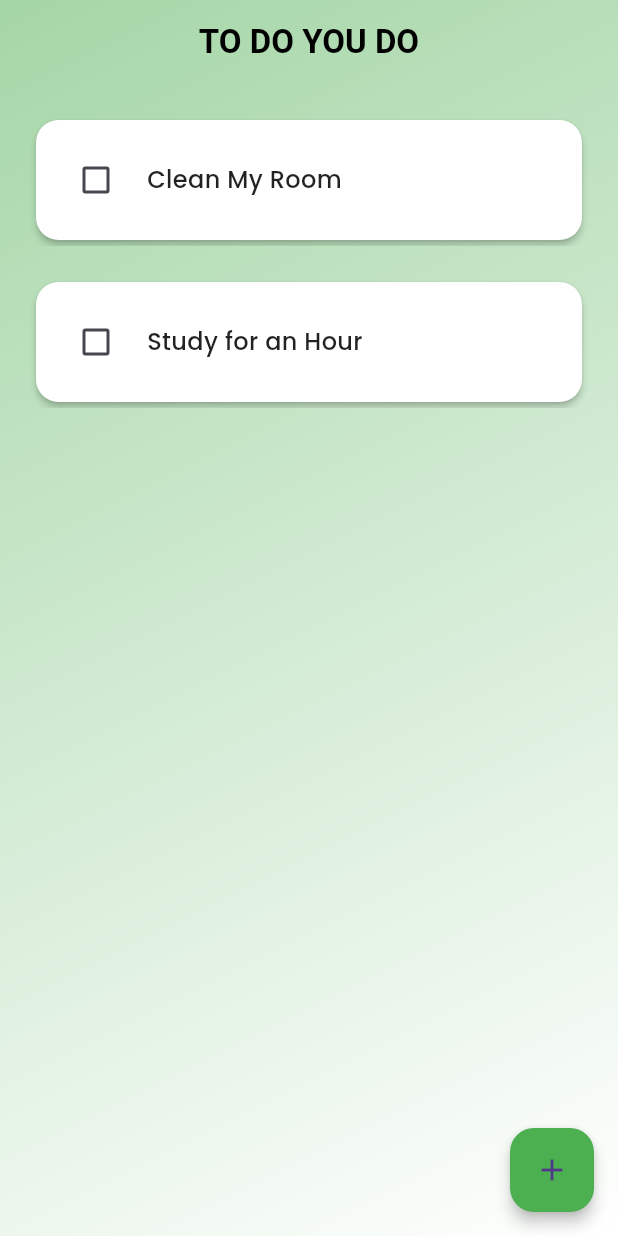
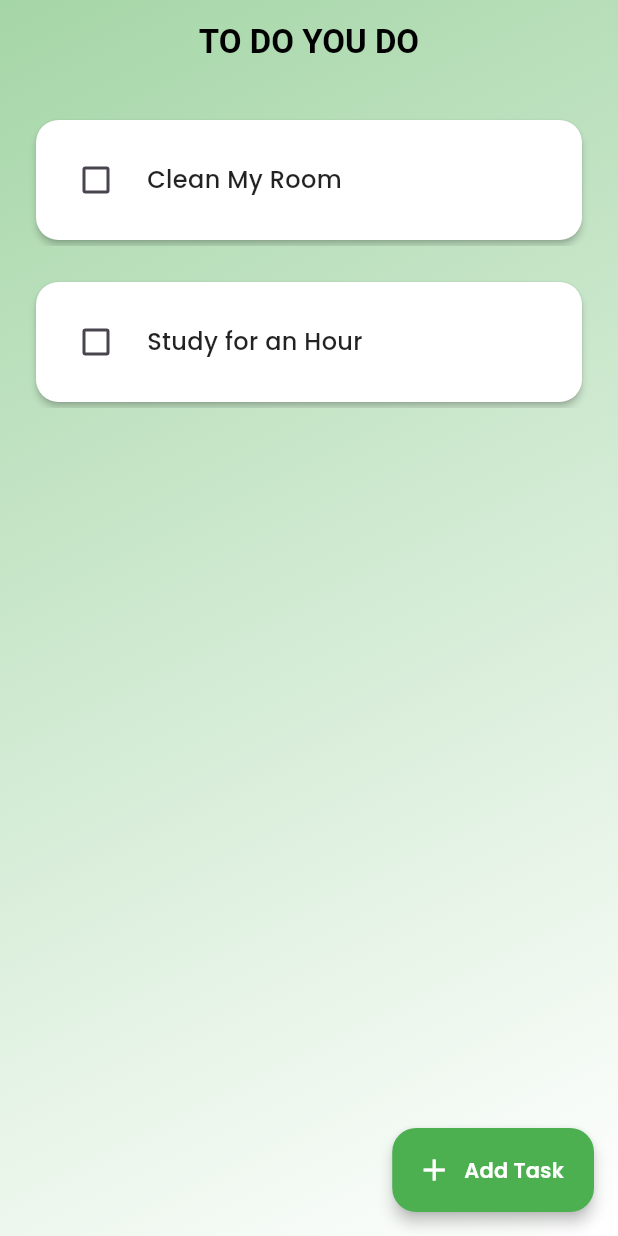
Before and after one commit to watch-r/ToDoYouDo, a Flutter app: the screen it shows after launch, on a phone screen of 412 x 824 dp. Run offline on Flutter 3.47's test engine with Material 3 defaults, Android fonts, the phone set to English and light mode, and no system bars; drawn by our look-alikes of flutter_slidable; our stand-ins replace google_fonts, hive_flutter; accounts and stored records are empty.

Commit message:
feat: update FloatingActionButton to use extended style and add intl package dependency

```diff
--- a/lib/pages/homepage.dart
+++ b/lib/pages/homepage.dart
@@ -96,11 +96,15 @@ class _HomePageState extends State<HomePage> {
         foregroundColor: Colors.black,
       ),
       extendBodyBehindAppBar: true,
-      floatingActionButton: FloatingActionButton(
+      floatingActionButton: FloatingActionButton.extended(
         onPressed: () => createNewTask(),
         backgroundColor: Colors.green[500],
         elevation: 4,
-        child: Icon(Icons.add),
+        label: Text(
+          "Add Task",
+          style: GoogleFonts.poppins(color: Colors.white, fontWeight: FontWeight.w600),
+        ),
+        icon: Icon(Icons.add, color: Colors.white),
       ),
       body: Container(
         width: double.infinity,
--- a/pubspec.yaml
+++ b/pubspec.yaml
@@ -13,6 +13,7 @@ dependencies:
   google_fonts: ^8.1.0
   hive: ^2.2.3
   hive_flutter: ^1.1.0
+  intl: ^0.20.2
 
 dev_dependencies:
   flutter_test:
```
Also changed, not shown: pubspec.lock.
